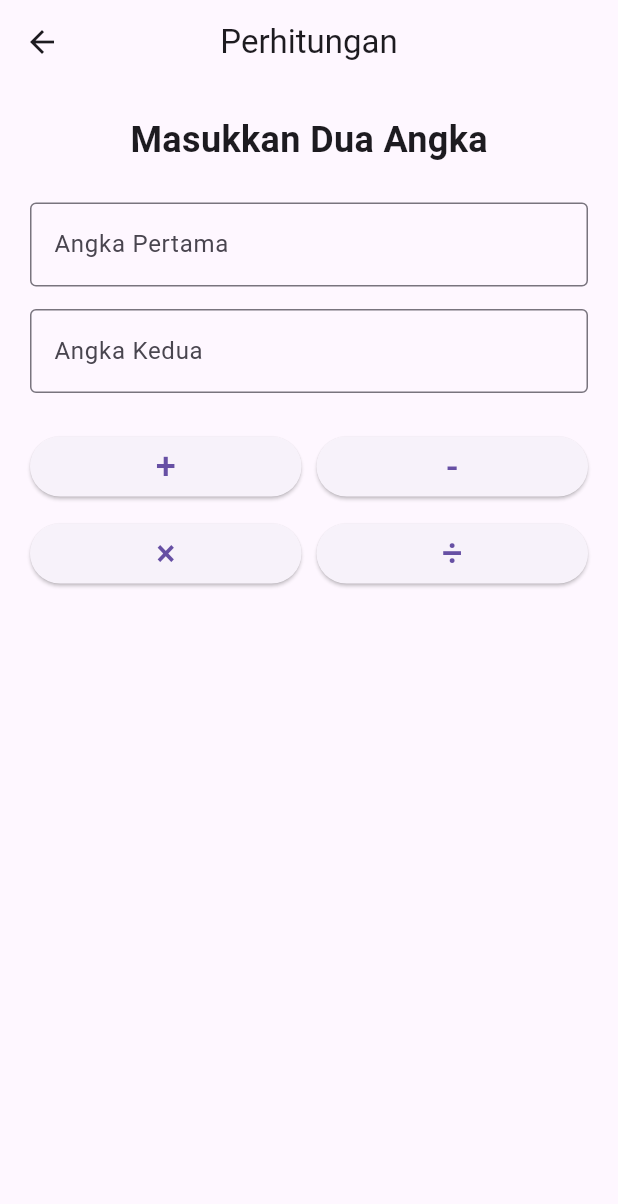
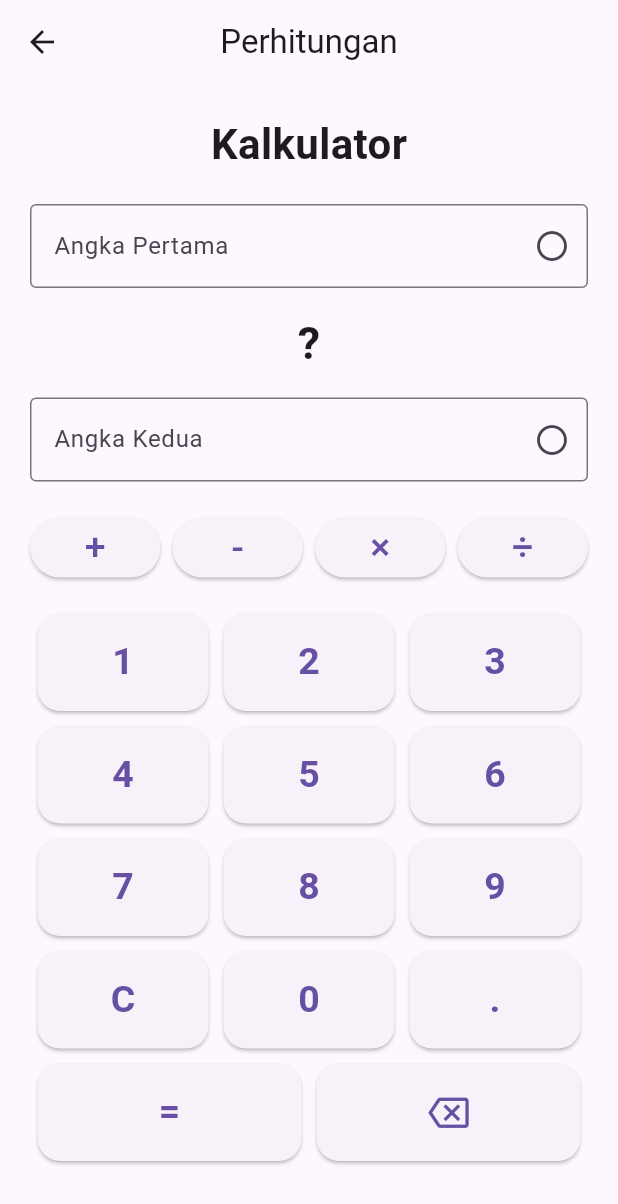
Before and after one commit to ikram816/MattApp, a Flutter app: the PerhitunganPage screen opened directly, on a phone screen of 412 x 824 dp. Shown: the top 1204 px of the screen. Run offline on Flutter 3.47's test engine with Material 3 defaults, Android fonts, the phone set to English and light mode, and no system bars.

Commit message:
update terbaru terkece terhot

```diff
--- a/lib/pages/perhitungan.dart
+++ b/lib/pages/perhitungan.dart
@@ -1,4 +1,5 @@
 import 'package:flutter/material.dart';
+import 'tombol_angka.dart';
 
 class PerhitunganPage extends StatefulWidget {
   const PerhitunganPage({super.key});
@@ -11,36 +12,134 @@ class _PerhitunganPageState extends State<PerhitunganPage> {
   final angka1Controller = TextEditingController();
   final angka2Controller = TextEditingController();
 
+  String operasi = '';
   String hasil = '';
 
-  void hitung(String operasi) {
-    double? angka1 = double.tryParse(angka1Controller.text);
-    double? angka2 = double.tryParse(angka2Controller.text);
+  TextEditingController? inputAktif;
+
+  @override
+  void dispose() {
+    angka1Controller.dispose();
+    angka2Controller.dispose();
+    super.dispose();
+  }
+
+  // Memasukkan angka
+  void masukkanAngka(String angka) {
+    if (inputAktif == null) return;
+
+    setState(() {
+      inputAktif!.text += angka;
+
+      inputAktif!.selection = TextSelection.fromPosition(
+        TextPosition(
+          offset: inputAktif!.text.length,
+        ),
+      );
+    });
+  }
+
+  // Tombol titik
+  void masukkanTitik() {
+    if (inputAktif == null) return;
+
+    // Supaya titik tidak bisa dimasukkan dua kali
+    if (inputAktif!.text.contains('.')) return;
+
+    setState(() {
+      if (inputAktif!.text.isEmpty) {
+        inputAktif!.text = '0.';
+      } else {
+        inputAktif!.text += '.';
+      }
+    });
+  }
+
+  // Tombol hapus
+  void hapusAngka() {
+    if (inputAktif == null) return;
+
+    if (inputAktif!.text.isNotEmpty) {
+      setState(() {
+        inputAktif!.text = inputAktif!.text.substring(
+          0,
+          inputAktif!.text.length - 1,
+        );
+      });
+    }
+  }
+
+  // Tombol C
+  void clearAngka() {
+    setState(() {
+      angka1Controller.clear();
+      angka2Controller.clear();
+      operasi = '';
+      hasil = '';
+    });
+  }
+
+  // Pilih operasi
+  void pilihOperasi(String op) {
+    if (angka1Controller.text.isEmpty) {
+      return;
+    }
+
+    setState(() {
+      operasi = op;
+      inputAktif = angka2Controller;
+    });
+  }
+
+  // Tombol =
+  void hitungHasil() {
+    double? angka1 = double.tryParse(
+      angka1Controller.text,
+    );
+
+    double? angka2 = double.tryParse(
+      angka2Controller.text,
+    );
 
     if (angka1 == null || angka2 == null) {
       setState(() {
-        hasil = 'Masukkan kedua angka terlebih dahulu!';
+        hasil = 'Masukkan kedua angka!';
+      });
+      return;
+    }
+
+    if (operasi.isEmpty) {
+      setState(() {
+        hasil = 'Pilih operasi terlebih dahulu!';
       });
       return;
     }
 
     double nilaiHasil = 0;
 
-    if (operasi == '+') {
+    switch (operasi) {
+      case '+':
         nilaiHasil = angka1 + angka2;
-    } else if (operasi == '-') {
+        break;
+
+      case '-':
         nilaiHasil = angka1 - angka2;
-    } else if (operasi == '×') {
+        break;
+
+      case '×':
         nilaiHasil = angka1 * angka2;
-    } else if (operasi == '÷') {
+        break;
+
+      case '÷':
         if (angka2 == 0) {
           setState(() {
-          hasil = 'Angka kedua tidak boleh 0!';
+            hasil = 'Tidak bisa dibagi dengan 0!';
           });
           return;
         }
 
         nilaiHasil = angka1 / angka2;
+        break;
     }
 
     setState(() {
@@ -55,102 +154,141 @@ class _PerhitunganPageState extends State<PerhitunganPage> {
         title: const Text('Perhitungan'),
         centerTitle: true,
       ),
-      body: Padding(
+
+      body: SingleChildScrollView(
         padding: const EdgeInsets.all(20),
+
         child: Column(
           children: [
             const Text(
-              'Masukkan Dua Angka',
+              'Kalkulator',
               style: TextStyle(
-                fontSize: 24,
+                fontSize: 28,
                 fontWeight: FontWeight.bold,
               ),
             ),
 
-            const SizedBox(height: 25),
+            const SizedBox(height: 20),
 
+            // Angka pertama
             TextField(
               controller: angka1Controller,
-              keyboardType: TextInputType.number,
-              decoration: const InputDecoration(
+              readOnly: true,
+              onTap: () {
+                setState(() {
+                  inputAktif = angka1Controller;
+                });
+              },
+              decoration: InputDecoration(
                 labelText: 'Angka Pertama',
-                border: OutlineInputBorder(),
+                border: const OutlineInputBorder(),
+                suffixIcon: Icon(
+                  inputAktif == angka1Controller
+                      ? Icons.radio_button_checked
+                      : Icons.radio_button_unchecked,
+                ),
               ),
             ),
 
             const SizedBox(height: 15),
 
-            TextField(
-              controller: angka2Controller,
-              keyboardType: TextInputType.number,
-              decoration: const InputDecoration(
-                labelText: 'Angka Kedua',
-                border: OutlineInputBorder(),
+            // Operasi yang dipilih
+            Text(
+              operasi.isEmpty ? '?' : operasi,
+              style: const TextStyle(
+                fontSize: 30,
+                fontWeight: FontWeight.bold,
               ),
             ),
 
-            const SizedBox(height: 25),
+            const SizedBox(height: 15),
 
+            // Angka kedua
+            TextField(
+              controller: angka2Controller,
+              readOnly: true,
+              onTap: () {
+                setState(() {
+                  inputAktif = angka2Controller;
+                });
+              },
+              decoration: InputDecoration(
+                labelText: 'Angka Kedua',
+                border: const OutlineInputBorder(),
+                suffixIcon: Icon(
+                  inputAktif == angka2Controller
+                      ? Icons.radio_button_checked
+                      : Icons.radio_button_unchecked,
+                ),
+              ),
+            ),
+
+            const SizedBox(height: 20),
+
+            // OPERASI
             Row(
               children: [
                 Expanded(
                   child: ElevatedButton(
-                    onPressed: () => hitung('+'),
+                    onPressed: () => pilihOperasi('+'),
                     child: const Text(
                       '+',
-                      style: TextStyle(fontSize: 24),
+                      style: TextStyle(fontSize: 25),
                     ),
                   ),
                 ),
-
-                const SizedBox(width: 10),
-
+                const SizedBox(width: 8),
                 Expanded(
                   child: ElevatedButton(
-                    onPressed: () => hitung('-'),
+                    onPressed: () => pilihOperasi('-'),
                     child: const Text(
                       '-',
-                      style: TextStyle(fontSize: 24),
+                      style: TextStyle(fontSize: 25),
+                    ),
+                  ),
+                ),
+                const SizedBox(width: 8),
+                Expanded(
+                  child: ElevatedButton(
+                    onPressed: () => pilihOperasi('×'),
+                    child: const Text(
+                      '×',
+                      style: TextStyle(fontSize: 25),
+                    ),
+                  ),
+                ),
+                const SizedBox(width: 8),
+                Expanded(
+                  child: ElevatedButton(
+                    onPressed: () => pilihOperasi('÷'),
+                    child: const Text(
+                      '÷',
+                      style: TextStyle(fontSize: 25),
                     ),
                   ),
                 ),
               ],
             ),
 
-            const SizedBox(height: 10),
+            const SizedBox(height: 15),
 
-            Row(
-              children: [
-                Expanded(
-                  child: ElevatedButton(
-                    onPressed: () => hitung('×'),
-                    child: const Text(
-                      '×',
-                      style: TextStyle(fontSize: 24),
-                    ),
-                  ),
+            // KEYPAD
+            NumericKeypad(
+              onNumberPressed: masukkanAngka,
+              onDelete: hapusAngka,
+              onClear: clearAngka,
+              onDot: masukkanTitik,
+              onEquals: hitungHasil,
             ),
 
-                const SizedBox(width: 10),
+            const SizedBox(height: 25),
 
-                Expanded(
-                  child: ElevatedButton(
-                    onPressed: () => hitung('÷'),
-                    child: const Text(
-                      '÷',
-                      style: TextStyle(fontSize: 24),
-                    ),
-                  ),
-                ),
-              ],
-            ),
-
-            const SizedBox(height: 30),
-
+            // HASIL
             Text(
               hasil,
+              textAlign: TextAlign.center,
               style: const TextStyle(
-                fontSize: 22,
+                fontSize: 24,
                 fontWeight: FontWeight.bold,
               ),
             ),
--- /dev/null
+++ b/lib/pages/tombol_angka.dart
@@ -0,0 +1,144 @@
+import 'package:flutter/material.dart';
+
+class NumericKeypad extends StatelessWidget {
+  final Function(String) onNumberPressed;
+  final VoidCallback onDelete;
+  final VoidCallback onClear;
+  final VoidCallback onDot;
+  final VoidCallback onEquals;
+
+  const NumericKeypad({
+    super.key,
+    required this.onNumberPressed,
+    required this.onDelete,
+    required this.onClear,
+    required this.onDot,
+    required this.onEquals,
+  });
+
+  Widget tombol(
+    String text, {
+    VoidCallback? onPressed,
+    IconData? icon,
+  }) {
+    return Expanded(
+      child: Padding(
+        padding: const EdgeInsets.all(5),
+        child: SizedBox(
+          height: 65,
+          child: ElevatedButton(
+            onPressed: onPressed,
+            style: ElevatedButton.styleFrom(
+              shape: RoundedRectangleBorder(
+                borderRadius: BorderRadius.circular(15),
+              ),
+            ),
+            child: icon != null
+                ? Icon(icon, size: 27)
+                : Text(
+                    text,
+                    style: const TextStyle(
+                      fontSize: 25,
+                      fontWeight: FontWeight.bold,
+                    ),
+                  ),
+          ),
+        ),
+      ),
+    );
+  }
+
+  @override
+  Widget build(BuildContext context) {
+    return Column(
+      children: [
+        // 1 2 3
+        Row(
+          children: [
+            tombol(
+              '1',
+              onPressed: () => onNumberPressed('1'),
+            ),
+            tombol(
+              '2',
+              onPressed: () => onNumberPressed('2'),
+            ),
+            tombol(
+              '3',
+              onPressed: () => onNumberPressed('3'),
+            ),
+          ],
+        ),
+
+        // 4 5 6
+        Row(
+          children: [
+            tombol(
+              '4',
+              onPressed: () => onNumberPressed('4'),
+            ),
+            tombol(
+              '5',
+              onPressed: () => onNumberPressed('5'),
+            ),
+            tombol(
+              '6',
+              onPressed: () => onNumberPressed('6'),
+            ),
+          ],
+        ),
+
+        // 7 8 9
+        Row(
+          children: [
+            tombol(
+              '7',
+              onPressed: () => onNumberPressed('7'),
+            ),
+            tombol(
+              '8',
+              onPressed: () => onNumberPressed('8'),
+            ),
+            tombol(
+              '9',
+              onPressed: () => onNumberPressed('9'),
+            ),
+          ],
+        ),
+
+        // C 0 .
+        Row(
+          children: [
+            tombol(
+              'C',
+              onPressed: onClear,
+            ),
+            tombol(
+              '0',
+              onPressed: () => onNumberPressed('0'),
+            ),
+            tombol(
+              '.',
+              onPressed: onDot,
+            ),
+          ],
+        ),
+
+        // = dan delete
+        Row(
+          children: [
+            tombol(
+              '=',
+              onPressed: onEquals,
+            ),
+            tombol(
+              '',
+              onPressed: onDelete,
+              icon: Icons.backspace_outlined,
+            ),
+          ],
+        ),
+      ],
+    );
+  }
+}
```
Also changed, not shown: lib/pages/data_kelompok.dart (added, +283 -0 lines), lib/pages/home.dart (+20 -1 lines). Lines whose indentation alone changed are shown as unchanged.
